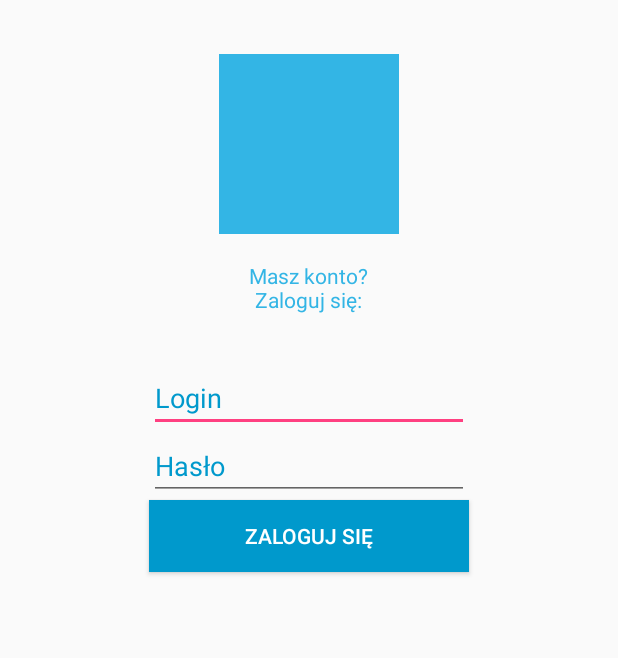
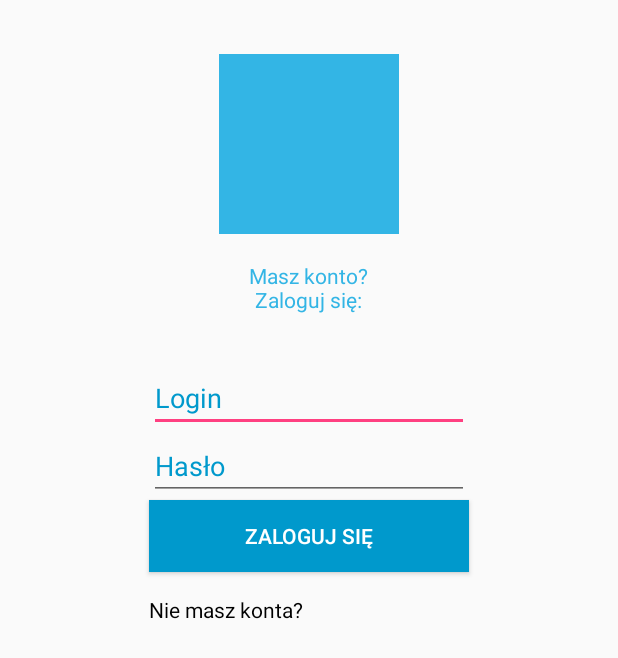
Before and after one commit to Tomasz-sys/aplikacja_mobilna_komunikator, an Android app: the layout activity_login.xml on its own in the app's theme, with its tools: preview values and no code run, on a phone screen of 412 x 824 dp. Shown: the top 658 px of the screen. Run offline under Robolectric (Android 15) with nearby library versions, the phone set to English and light mode, and no system bars.

Commit message:
Add AccountLackTextView

```diff
--- a/Komunikator/app/src/main/res/layout/activity_login.xml
+++ b/Komunikator/app/src/main/res/layout/activity_login.xml
@@ -70,6 +70,14 @@
         android:layout_alignRight="@+id/loginButton"
         android:layout_alignEnd="@+id/loginButton"
         android:layout_alignLeft="@+id/loginButton"
-        android:layout_alignStart="@+id/loginButton"></LinearLayout>
+        android:layout_alignStart="@+id/loginButton">
+
+        <TextView
+            android:id="@+id/accountLackTextView"
+            android:layout_width="wrap_content"
+            android:layout_height="wrap_content"
+            android:text="@string/lack_of_account_text"
+            android:textColor="@android:color/black" />
+    </LinearLayout>
 
 </RelativeLayout>
--- a/Komunikator/app/src/main/res/values/strings.xml
+++ b/Komunikator/app/src/main/res/values/strings.xml
@@ -4,4 +4,5 @@
     <string name="login_text">Login</string>
     <string name="password_text">Hasło</string>
     <string name="login_button_text">Zaloguj się</string>
+    <string name="lack_of_account_text">Nie masz konta?</string>
 </resources>
```
